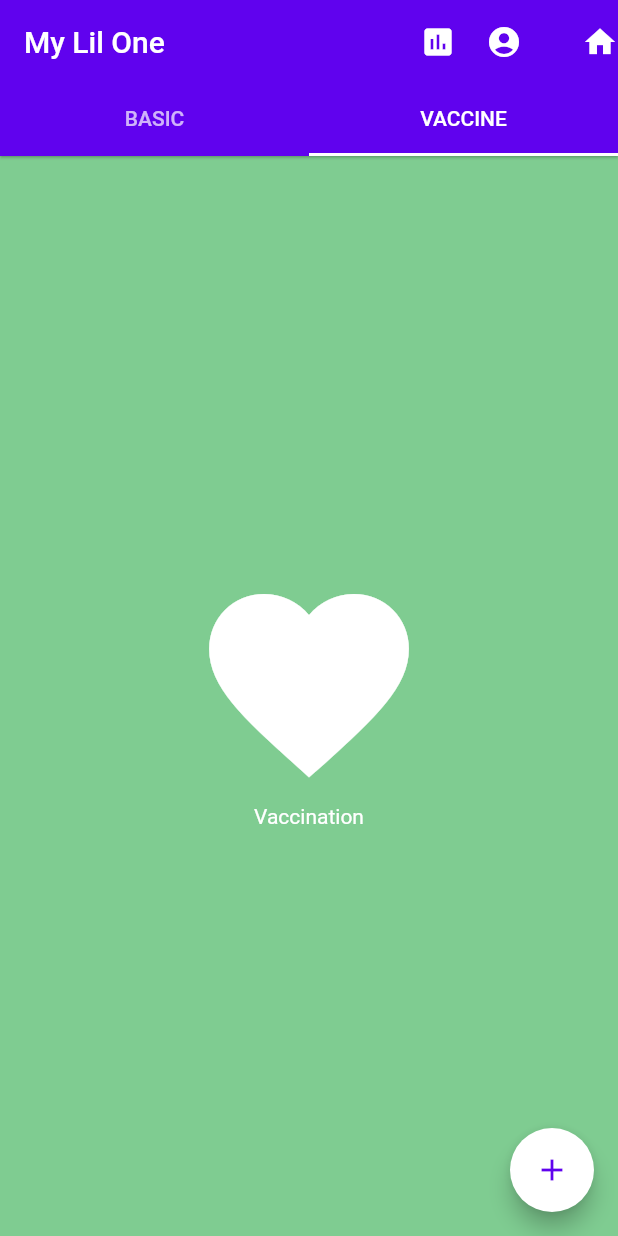
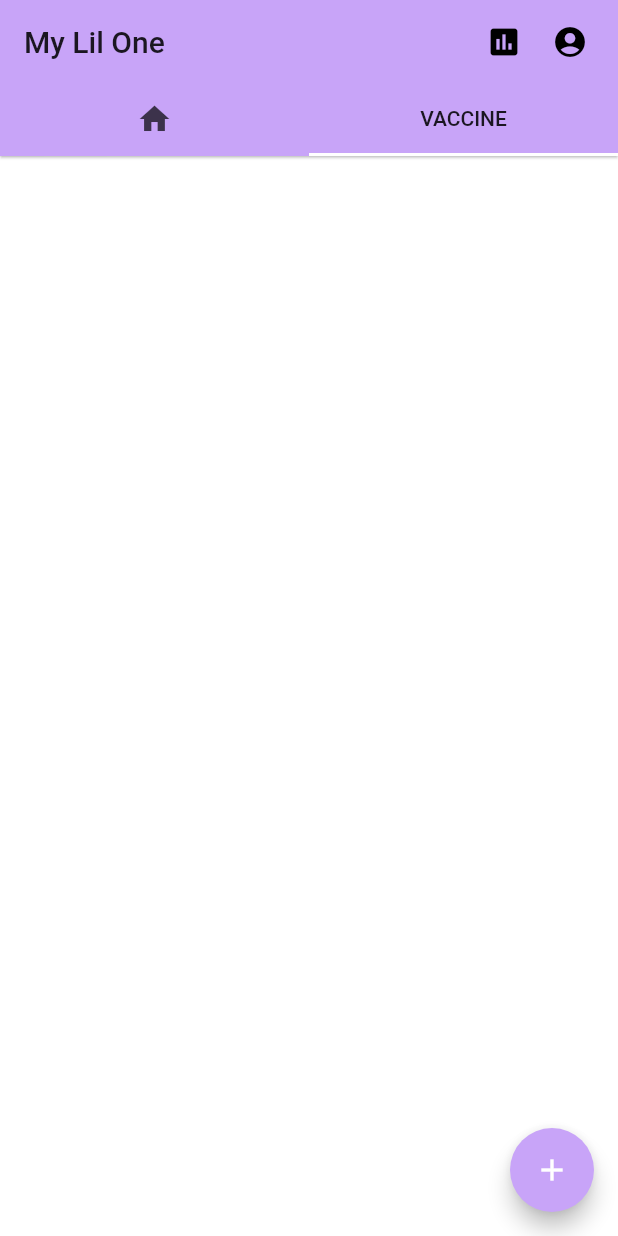
Before and after one commit to ajacin/mylilone, a Flutter app: the screen it shows after launch, on a phone screen of 412 x 824 dp. Run offline on Flutter 3.47's test engine with Material 2 defaults, Android fonts, the phone set to English and light mode, and no system bars; our stand-ins replace cloud_firestore; accounts and stored records are empty.

Commit message:
1. themedata updated.

```diff
--- a/lib/home.dart
+++ b/lib/home.dart
@@ -41,7 +41,8 @@ Widget build(BuildContext context){
           controller: _tabController,
           indicatorColor: Colors.white,
           tabs: <Widget>[
-            Tab(text: "BASIC"),Tab(text: "VACCINE"),
+            Tab(icon: Icon(Icons.home)),
+            Tab(text: "VACCINE"),
           ],
         ),
         actions: <Widget>[
@@ -53,10 +54,6 @@ Widget build(BuildContext context){
           Padding(
             padding: const EdgeInsets.symmetric(horizontal: 10.0),
           ),
-          Padding(
-            padding: const EdgeInsets.symmetric(horizontal: 10.0),
-          ),
-          Icon(Icons.home)
 
         ],
     ),
@@ -69,10 +66,10 @@ Widget build(BuildContext context){
       ),
       floatingActionButton: floatingButton
           ? FloatingActionButton(
-              backgroundColor: Colors.white,
+              backgroundColor: Theme.of(context).primaryColor,
               child: Icon(
                 Icons.add,
-                color: Theme.of(context).primaryColor,
+                color: Theme.of(context).accentColor,
               ),
               onPressed: () => print("open chats"),
             )
--- a/lib/main.dart
+++ b/lib/main.dart
@@ -10,10 +10,13 @@ class MyLilOne extends StatelessWidget{
   @override
   Widget build(BuildContext context){
     return new MaterialApp(
-      title:"My Lil One",
+      title:"LIL ONE",
       theme: new ThemeData(
-        primaryColor: new Color(0xff6002EE),
-        accentColor: new Color(0xff7fcc91)
+        primaryColor: new Color(0xffC8A4F8),
+        accentColor: new Color(0xffFFFFFF),
+        textTheme: new TextTheme(
+          body1: new TextStyle(color:new Color(0xffC8A4F8),),
+        )
       ),
       debugShowCheckedModeBanner: false,
       home: new Home()
```
